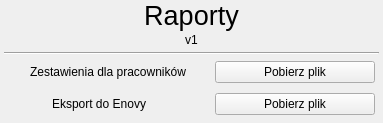
Above: Forms/raporty.ui from kolomir/place_v2 before the change. Below: the same form after it.
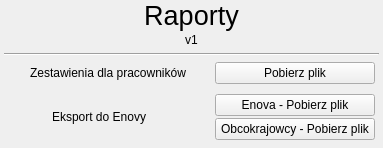
That is the form after the change. Icons and pictures are not drawn.

```diff
--- a/Forms/raporty.ui
+++ b/Forms/raporty.ui
@@ -7,7 +7,7 @@
     <x>0</x>
     <y>0</y>
     <width>383</width>
-    <height>123</height>
+    <height>148</height>
    </rect>
   </property>
   <property name="windowTitle">
@@ -254,6 +254,24 @@
           </widget>
          </item>
          <item>
+          <widget class="QWidget" name="widget_5" native="true">
+           <layout class="QVBoxLayout" name="verticalLayout_3">
+            <property name="spacing">
+             <number>2</number>
+            </property>
+            <property name="leftMargin">
+             <number>0</number>
+            </property>
+            <property name="topMargin">
+             <number>0</number>
+            </property>
+            <property name="rightMargin">
+             <number>0</number>
+            </property>
+            <property name="bottomMargin">
+             <number>0</number>
+            </property>
+            <item>
           <widget class="QPushButton" name="btn_eksport_enova">
            <property name="minimumSize">
             <size>
@@ -268,8 +286,18 @@
             </size>
            </property>
            <property name="text">
-            <string>Pobierz plik</string>
-           </property>
+               <string>Enova - Pobierz plik</string>
+              </property>
+             </widget>
+            </item>
+            <item>
+             <widget class="QPushButton" name="btn_eksport_obco">
+              <property name="text">
+               <string>Obcokrajowcy - Pobierz plik</string>
+              </property>
+             </widget>
+            </item>
+           </layout>
           </widget>
          </item>
         </layout>
```
Lines whose indentation alone changed are shown as unchanged.
